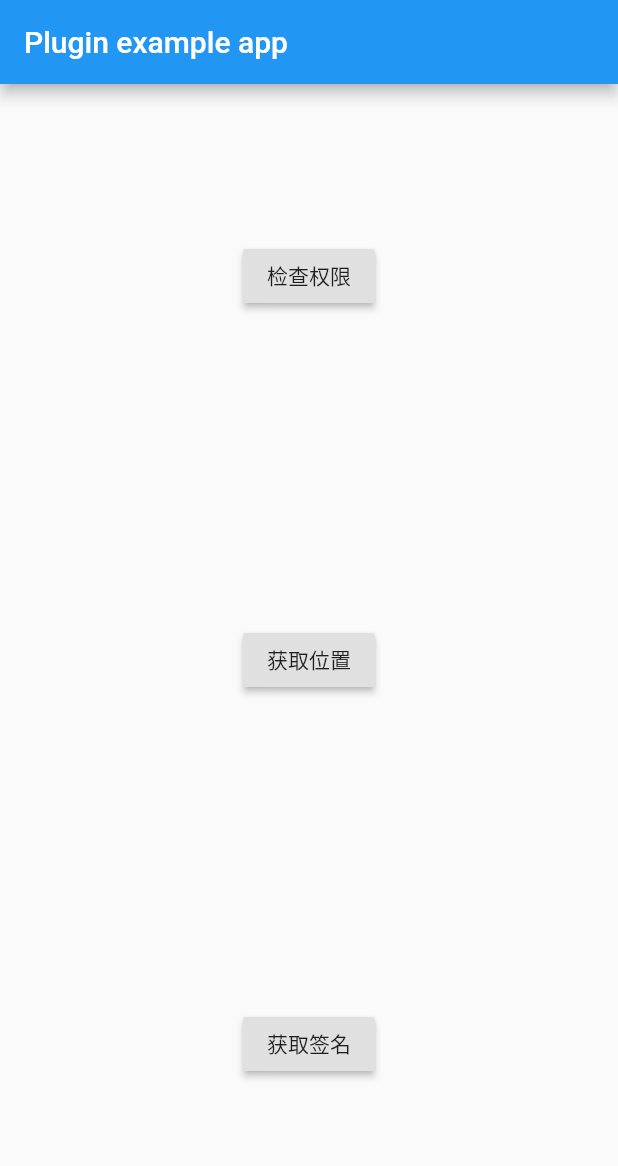
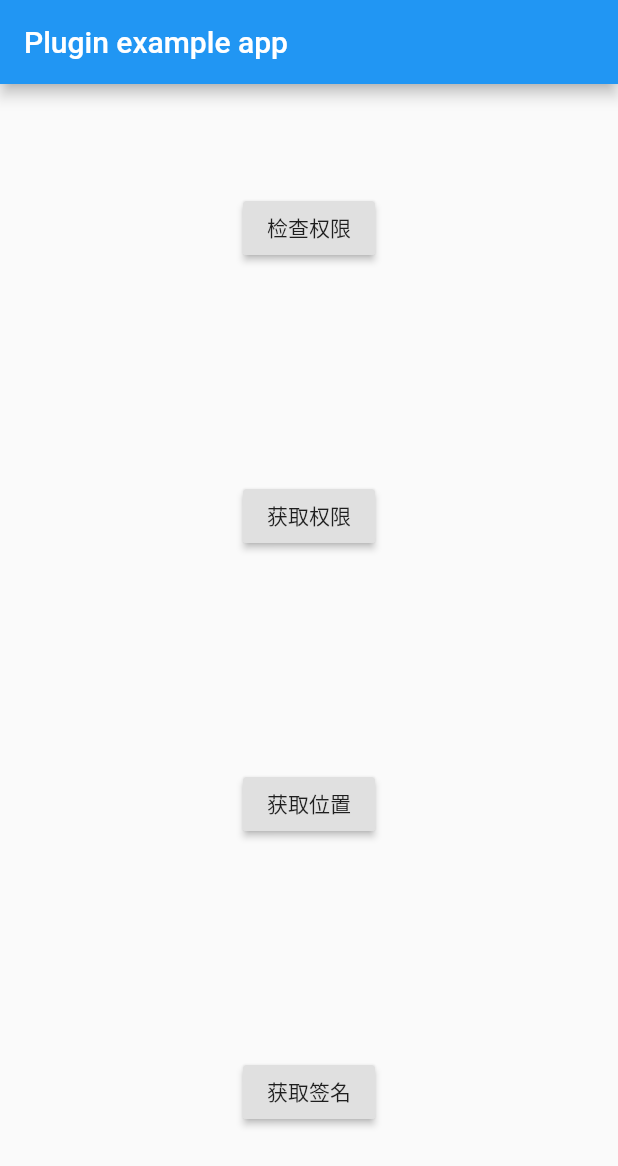
Before and after one commit to lishuhao/sy_flutter_amap, a Flutter app: the screen it shows after launch, after a tap on "检查权限", on a phone screen of 412 x 824 dp. Shown: the top 1166 px of the screen. Run offline on Flutter 3.47's test engine with Material 2 defaults, Android fonts, the phone set to English and light mode, and no system bars.

```diff
--- a/example/lib/main.dart
+++ b/example/lib/main.dart
@@ -32,6 +32,12 @@ class _MyAppState extends State<MyApp> {
               },
             ),
             new RaisedButton(
+              child: Text('获取权限'),
+              onPressed: () async {
+                await SyFlutterAmap().requestPermission();
+              },
+            ),
+            new RaisedButton(
               child: Text('获取位置'),
               onPressed: () async {
                 SyLocation loc = await SyFlutterAmap().getLocation();
--- a/lib/sy_flutter_amap.dart
+++ b/lib/sy_flutter_amap.dart
@@ -11,16 +11,26 @@ class SyFlutterAmap {
   static const MethodChannel _channel =
       const MethodChannel('cn.isanye.sy_flutter_amap');
 
-  /*Future onReady;
-
-  SyFlutterAmap(String apiKey) {
-    onReady = new Future(() {
-      _channel.invokeMethod('constructor', <String, dynamic>{"apiKey": apiKey});
-    });
-  }*/
+  SyFlutterAmap() {
+/*    _channel.setMethodCallHandler((MethodCall call) {
+      switch (call.method) {
+        case 'onRequestPermissionsResult':
+          print('a');
+          break;
+        default:
+          print('b');
+      }
+    });*/
+  }
 
   Future<bool> hasPermission() async {
-    var result = await _channel.invokeMethod('hasPermission');
+    final bool isGranted = await _channel.invokeMethod('hasPermission');
+    print(isGranted);
+    return isGranted;
+  }
+
+  Future<bool> requestPermission() async {
+    final bool result = await _channel.invokeMethod('requestPermission');
     print(result);
     return true;
   }
@@ -31,14 +41,13 @@ class SyFlutterAmap {
       result = await _channel.invokeMethod('getLocation');
       return SyLocation.fromJson(json.decode(result));
     } on PlatformException catch (e) {
-      print(e);
+      //print(e);
       return null;
     }
   }
 
   Future<String> signSha1() async {
     var result = await _channel.invokeMethod('signSha1');
-    //.then((result) => result.cast<String, double>());
     print(result);
     return result;
   }
--- a/pubspec.yaml
+++ b/pubspec.yaml
@@ -1,5 +1,5 @@
 name: sy_flutter_amap
-description: 高德地图flutter插件
+description: 高德地图flutter定位插件
 version: 0.0.1
 author:
 homepage:
```
Also changed, not shown: 6 other files.
